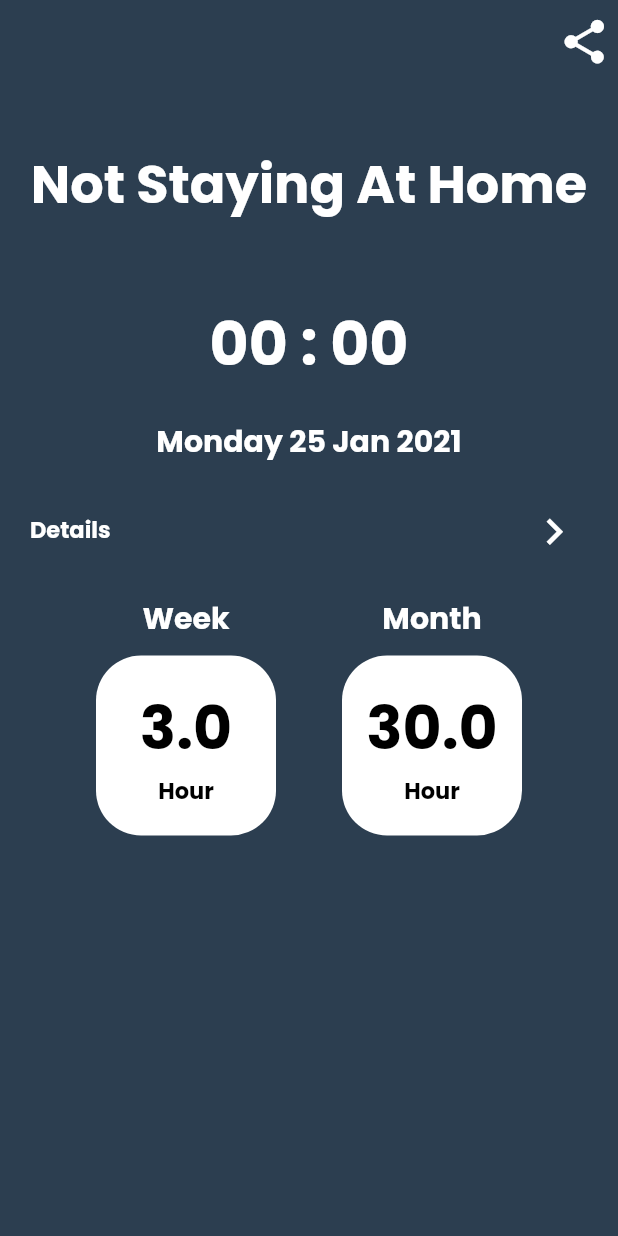
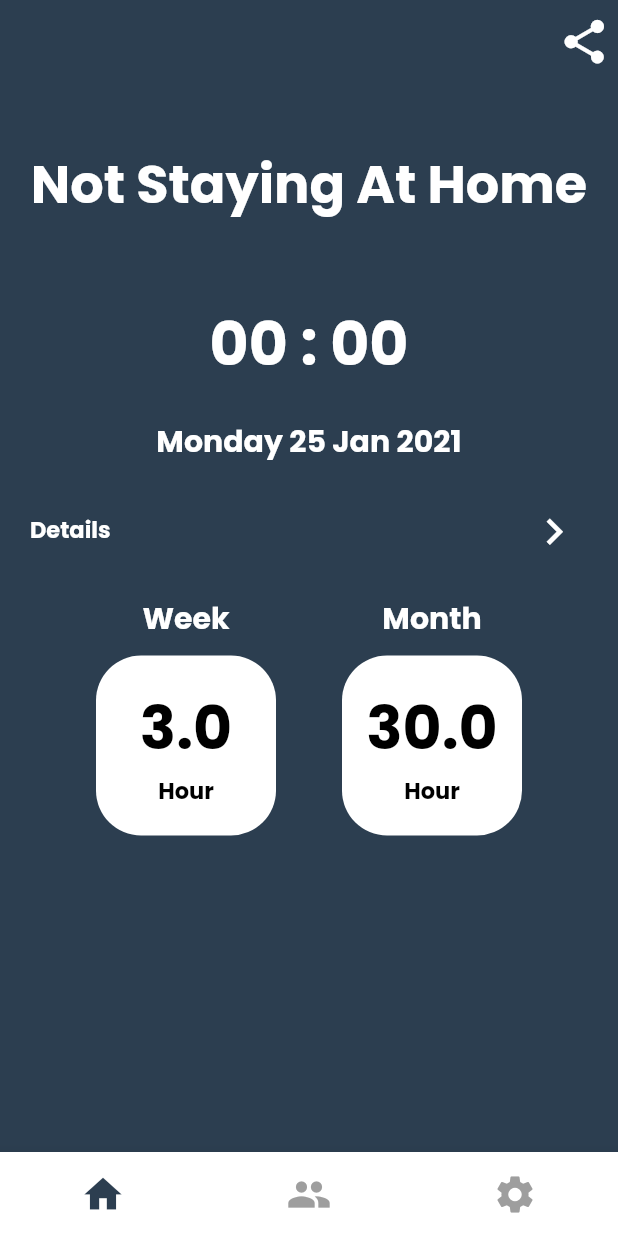
Before and after one commit to ImYeol/HomeLong, a Flutter app: the screen it shows after launch, on a phone screen of 412 x 824 dp. Run offline on Flutter 3.47's test engine with Material 2 defaults, Android fonts, the phone set to English and light mode, and no system bars; drawn by our look-alikes of custom_navigation_bar; our stand-ins replace bloc, equatable, flutter_bloc, google_fonts.

Commit message:
Add BottomNavigation Bar

```diff
--- a/lib/const/AppTheme.dart
+++ b/lib/const/AppTheme.dart
@@ -3,10 +3,14 @@ import 'package:flutter/material.dart';
 class AppTheme {
   static double icon_size = 35.0;
   static Color icon_color = Colors.white;
+  static Color bottomAppBarColor = Colors.white;
+  static Color bottom_menu_icon_color = Color(0xff2c3e50);
   static Color backgroundColor = Color(0xff2c3e50);
   static Color primaryColor = Colors.white;
   static Color primarySwatch = Colors.grey;
   static Color accentColor = Colors.deepPurple[900];
+  static Color focusColor = Color(0xff2c3e50);
+  static Color disabledColor = Colors.grey;
 
   // about font
   static Color font_color = Colors.white;
--- a/lib/home/homePage.dart
+++ b/lib/home/homePage.dart
@@ -3,8 +3,8 @@ import 'package:flutter_bloc/flutter_bloc.dart';
 import 'package:homg_long/const/AppTheme.dart';
 import 'package:homg_long/home/home.dart';
 
-class homePage extends StatelessWidget {
-  const homePage({Key key}) : super(key: key);
+class HomePage extends StatelessWidget {
+  const HomePage({Key key}) : super(key: key);
 
   @override
   Widget build(BuildContext context) {
--- a/lib/main.dart
+++ b/lib/main.dart
@@ -1,11 +1,14 @@
+import 'package:custom_navigation_bar/custom_navigation_bar.dart';
 import 'package:flutter/material.dart';
 import 'package:flutter_bloc/flutter_bloc.dart';
 import 'package:google_fonts/google_fonts.dart';
 import 'package:homg_long/Timer/bloc/timer_bloc.dart';
 import 'package:homg_long/const/AppTheme.dart';
+import 'package:homg_long/setting/setting.dart';
 
 import 'Timer/timer.dart';
 import 'home/home.dart';
+import 'rank/rankPage.dart';
 import 'simple_bloc_observer.dart';
 
 void main() {
@@ -35,12 +38,69 @@ class MyApp extends StatelessWidget {
           accentColor: AppTheme.accentColor,
           backgroundColor: AppTheme.backgroundColor, // background color
           visualDensity: VisualDensity.adaptivePlatformDensity,
+          bottomAppBarColor: AppTheme.bottomAppBarColor,
+          textSelectionColor: AppTheme.primaryColor,
+          focusColor: AppTheme.focusColor,
+          disabledColor: AppTheme.disabledColor,
         ),
-        initialRoute: '/', // initial page
+        initialRoute: '/', // initial page => set login page
         routes: {
-          '/': (context) => homePage(),
+          '/': (context) => MyAppView(),
         },
       ),
     );
   }
 }
+
+class MyAppView extends StatefulWidget {
+  MyAppView({Key key}) : super(key: key);
+
+  @override
+  _MyAppViewState createState() => _MyAppViewState();
+}
+
+class _MyAppViewState extends State<MyAppView> {
+  int _currentIndex = 0;
+
+  List<Widget> pages = <Widget>[HomePage(), RankPage(), SettingPage()];
+  @override
+  Widget build(BuildContext context) {
+    return Scaffold(
+        extendBody: true,
+        backgroundColor: Theme.of(context).backgroundColor,
+        body: pages[_currentIndex],
+        bottomNavigationBar: _buildOriginDesign());
+  }
+
+  Widget _buildOriginDesign() {
+    return CustomNavigationBar(
+      iconSize: 30.0,
+      selectedColor: Theme.of(context).focusColor,
+      strokeColor: Colors.white,
+      unSelectedColor: Theme.of(context).disabledColor,
+      backgroundColor: Theme.of(context).bottomAppBarColor,
+      bubbleCurve: Curves.linear,
+      opacity: 1.0,
+      items: [
+        CustomNavigationBarItem(
+          icon: Icon(Icons.home),
+          selectedTitle: Text("Home"),
+        ),
+        CustomNavigationBarItem(
+          icon: Icon(Icons.people),
+          selectedTitle: Text("Rank"),
+        ),
+        CustomNavigationBarItem(
+          icon: Icon(Icons.settings),
+          selectedTitle: Text("Setting"),
+        ),
+      ],
+      currentIndex: _currentIndex,
+      onTap: (index) {
+        setState(() {
+          _currentIndex = index;
+        });
+      },
+    );
+  }
+}
--- a/lib/rank/rankPage.dart
+++ b/lib/rank/rankPage.dart
@@ -0,0 +1,12 @@
+import 'package:flutter/material.dart';
+
+class RankPage extends StatelessWidget {
+  const RankPage({Key key}) : super(key: key);
+
+  @override
+  Widget build(BuildContext context) {
+    return Container(
+      child: Center(child: Text("Rank Page")),
+    );
+  }
+}
--- /dev/null
+++ b/lib/setting/setting.dart
@@ -0,0 +1 @@
+export 'settingPage.dart';
--- /dev/null
+++ b/lib/setting/settingPage.dart
@@ -0,0 +1,12 @@
+import 'package:flutter/material.dart';
+
+class SettingPage extends StatelessWidget {
+  const SettingPage({Key key}) : super(key: key);
+
+  @override
+  Widget build(BuildContext context) {
+    return Container(
+      child: Center(child: Text("Setting Page")),
+    );
+  }
+}
--- a/pubspec.yaml
+++ b/pubspec.yaml
@@ -31,6 +31,7 @@ dependencies:
   flutter_bloc: ^6.1.1
   google_fonts: ^1.1.1
   equatable: ^1.2.5
+  custom_navigation_bar: ^0.7.1
 
 dev_dependencies:
   flutter_test:
```
Also changed, not shown: lib/setting/bloc/setting_bloc.dart (added), lib/setting/bloc/setting_event.dart (added), lib/setting/bloc/setting_state.dart (added), pubspec.lock.
